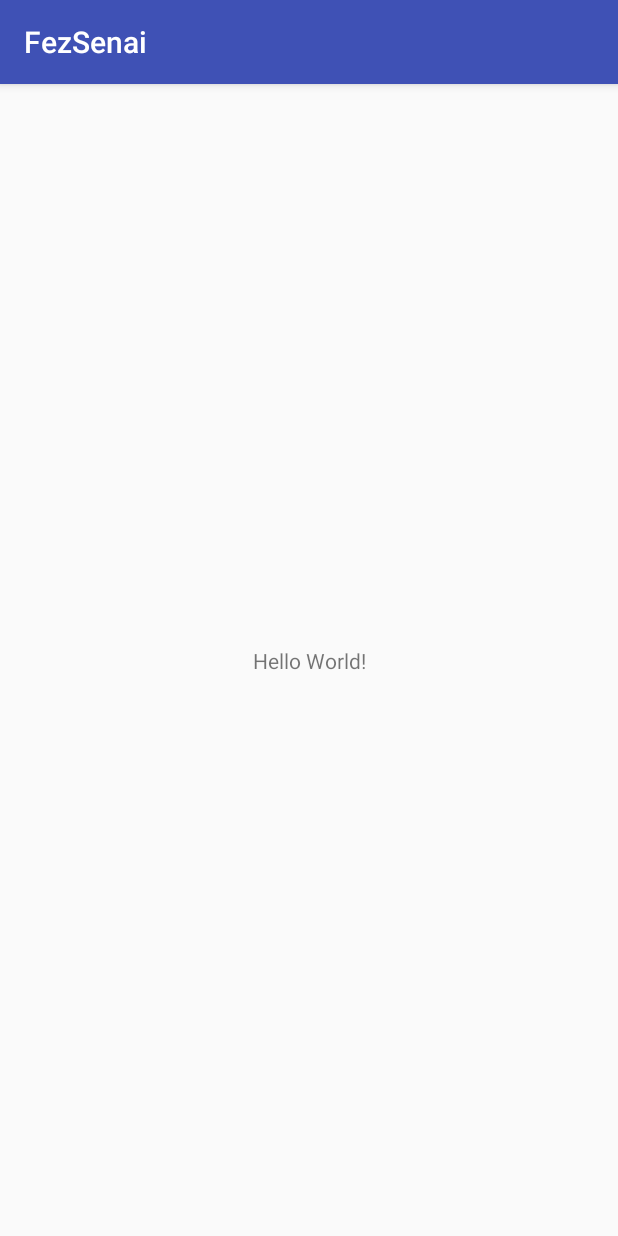
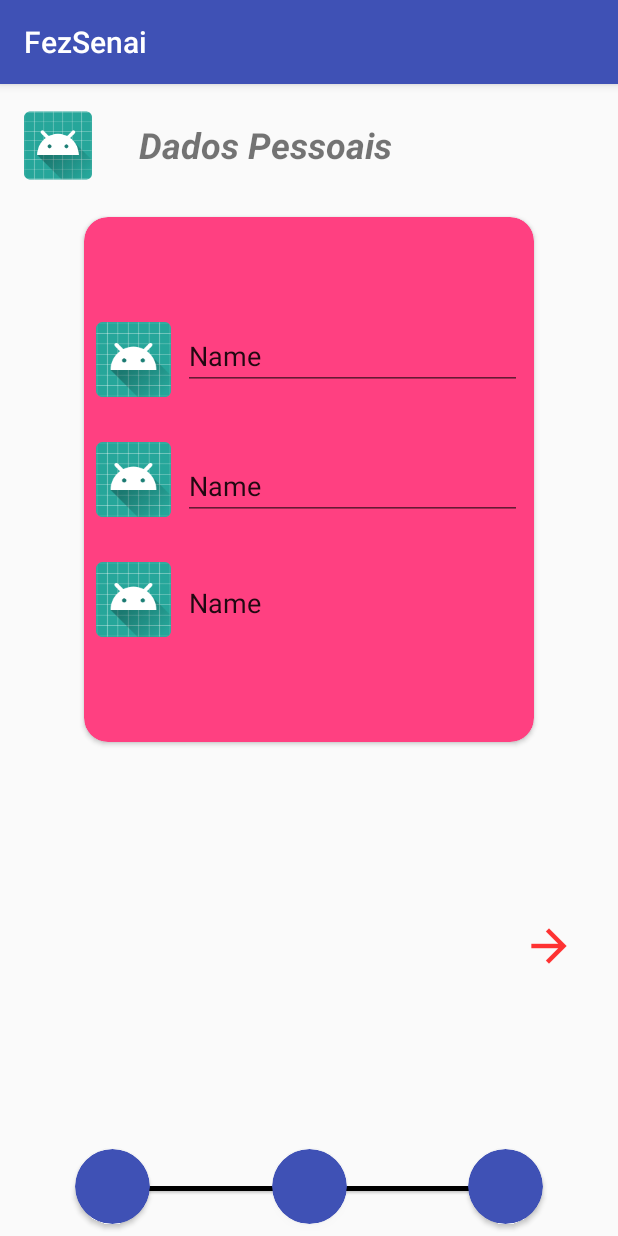
Before and after one commit to dieguto/FezSenai, an Android app: the screen it shows after launch (MainActivity before the commit, CadastroDadosPessoaisActivity after it), on a phone screen of 412 x 824 dp. Run offline under Robolectric (Android 15) with nearby library versions, the phone set to English and light mode, and no system bars.

Commit message:
Step 1 estruturado

```diff
--- a/MOBILE/FezSenai/app/build.gradle
+++ b/MOBILE/FezSenai/app/build.gradle
@@ -24,10 +24,11 @@ android {
 
 dependencies {
     implementation fileTree(dir: 'libs', include: ['*.jar'])
-    implementation"org.jetbrains.kotlin:kotlin-stdlib-jre7:$kotlin_version"
+    implementation "org.jetbrains.kotlin:kotlin-stdlib-jre7:$kotlin_version"
     implementation 'com.android.support:appcompat-v7:28.0.0'
     implementation 'com.android.support.constraint:constraint-layout:1.1.3'
     testImplementation 'junit:junit:4.12'
     androidTestImplementation 'com.android.support.test:runner:1.0.2'
     androidTestImplementation 'com.android.support.test.espresso:espresso-core:3.0.2'
+    implementation 'com.android.support:cardview-v7:28.0.0'
 }
--- a/MOBILE/FezSenai/app/src/main/AndroidManifest.xml
+++ b/MOBILE/FezSenai/app/src/main/AndroidManifest.xml
@@ -10,6 +10,9 @@
         android:supportsRtl="true"
         android:theme="@style/AppTheme">
         <activity android:name=".MainActivity">
+
+        </activity>
+        <activity android:name=".CadastroDadosPessoaisActivity">
             <intent-filter>
                 <action android:name="android.intent.action.MAIN" />
 
--- /dev/null
+++ b/MOBILE/FezSenai/app/src/main/java/br/senai/sp/fezsenai/CadastroDadosPessoaisActivity.kt
@@ -0,0 +1,12 @@
+package br.senai.sp.fezsenai
+
+import android.support.v7.app.AppCompatActivity
+import android.os.Bundle
+
+class CadastroDadosPessoaisActivity : AppCompatActivity() {
+
+    override fun onCreate(savedInstanceState: Bundle?) {
+        super.onCreate(savedInstanceState)
+        setContentView(R.layout.activity_cadastro_dados_pessoais)
+    }
+}
--- /dev/null
+++ b/MOBILE/FezSenai/app/src/main/res/layout/activity_cadastro_dados_pessoais.xml
@@ -0,0 +1,210 @@
+<?xml version="1.0" encoding="utf-8"?>
+<android.support.constraint.ConstraintLayout xmlns:android="http://schemas.android.com/apk/res/android"
+    xmlns:app="http://schemas.android.com/apk/res-auto"
+    xmlns:tools="http://schemas.android.com/tools"
+    android:layout_width="match_parent"
+    android:layout_height="match_parent"
+    tools:context=".CadastroDadosPessoaisActivity">
+
+    <android.support.v7.widget.CardView
+        android:id="@+id/cardView2"
+        android:layout_width="50dp"
+        android:layout_height="50dp"
+        android:layout_marginBottom="8dp"
+        android:layout_marginEnd="50dp"
+        android:elevation="1dp"
+        app:cardBackgroundColor="@color/colorPrimary"
+        app:cardCornerRadius="30dp"
+        app:layout_constraintBottom_toBottomOf="parent"
+        app:layout_constraintEnd_toEndOf="parent" />
+
+    <android.support.v7.widget.CardView
+        android:id="@+id/cardView"
+        android:layout_width="50dp"
+        android:layout_height="50dp"
+        android:layout_marginBottom="8dp"
+        android:layout_marginEnd="8dp"
+        android:layout_marginStart="8dp"
+        android:elevation="1dp"
+        app:cardBackgroundColor="@color/colorPrimary"
+        app:cardCornerRadius="30dp"
+        app:layout_constraintBottom_toBottomOf="parent"
+        app:layout_constraintEnd_toStartOf="@+id/cardView2"
+        app:layout_constraintStart_toEndOf="@+id/cardView6">
+
+    </android.support.v7.widget.CardView>
+
+    <android.support.v7.widget.CardView
+        android:id="@+id/cardView6"
+        android:layout_width="50dp"
+        android:layout_height="50dp"
+        android:layout_marginBottom="8dp"
+        android:layout_marginStart="50dp"
+        android:elevation="1dp"
+        app:cardBackgroundColor="@color/colorPrimary"
+        app:cardCornerRadius="30dp"
+        app:layout_constraintBottom_toBottomOf="parent"
+        app:layout_constraintStart_toStartOf="parent" />
+
+    <TextView
+        android:id="@+id/textView2"
+        android:layout_width="wrap_content"
+        android:layout_height="wrap_content"
+        android:layout_marginEnd="150dp"
+        android:layout_marginStart="30dp"
+        android:layout_marginTop="24dp"
+        android:text="Dados Pessoais"
+        android:textSize="24sp"
+        android:textStyle="bold|italic"
+        app:layout_constraintEnd_toEndOf="parent"
+        app:layout_constraintStart_toEndOf="@+id/imageView2"
+        app:layout_constraintTop_toTopOf="parent" />
+
+    <ImageView
+        android:id="@+id/imageView2"
+        android:layout_width="45dp"
+        android:layout_height="66dp"
+        android:layout_marginStart="16dp"
+        android:layout_marginTop="8dp"
+        app:layout_constraintStart_toStartOf="parent"
+        app:layout_constraintTop_toTopOf="parent"
+        app:srcCompat="@mipmap/ic_launcher_round" />
+
+    <android.support.v7.widget.CardView
+        android:id="@+id/cardView4"
+        android:layout_width="300dp"
+        android:layout_height="350dp"
+        android:layout_marginEnd="8dp"
+        android:layout_marginStart="8dp"
+        android:layout_marginTop="32dp"
+        app:cardBackgroundColor="@color/colorAccent"
+        app:cardCornerRadius="16dp"
+        app:layout_constraintEnd_toEndOf="parent"
+        app:layout_constraintStart_toStartOf="parent"
+        app:layout_constraintTop_toBottomOf="@+id/textView2">
+
+        <android.support.constraint.ConstraintLayout
+            android:layout_width="match_parent"
+            android:layout_height="match_parent">
+
+            <ImageView
+                android:id="@+id/imageView3"
+                android:layout_width="50dp"
+                android:layout_height="50dp"
+                android:layout_marginBottom="70dp"
+                android:layout_marginStart="8dp"
+                app:layout_constraintBottom_toBottomOf="parent"
+                app:layout_constraintStart_toStartOf="parent"
+                app:srcCompat="@mipmap/ic_launcher_round" />
+
+            <ImageView
+                android:id="@+id/imageView5"
+                android:layout_width="50dp"
+                android:layout_height="50dp"
+                android:layout_marginBottom="8dp"
+                android:layout_marginStart="8dp"
+                android:layout_marginTop="8dp"
+                app:layout_constraintBottom_toTopOf="@+id/imageView3"
+                app:layout_constraintStart_toStartOf="parent"
+                app:layout_constraintTop_toBottomOf="@+id/imageView4"
+                app:srcCompat="@mipmap/ic_launcher_round" />
+
+            <ImageView
+                android:id="@+id/imageView4"
+                android:layout_width="50dp"
+                android:layout_height="50dp"
+                android:layout_marginStart="8dp"
+                android:layout_marginTop="70dp"
+                app:layout_constraintStart_toStartOf="parent"
+                app:layout_constraintTop_toTopOf="parent"
+                app:srcCompat="@mipmap/ic_launcher_round" />
+
+            <EditText
+                android:id="@+id/editText"
+                android:layout_width="0dp"
+                android:layout_height="wrap_content"
+                android:layout_marginBottom="70dp"
+                android:layout_marginEnd="8dp"
+                android:layout_marginStart="8dp"
+                android:ems="10"
+                android:inputType="textPersonName"
+                android:text="Name"
+                app:layout_constraintBottom_toBottomOf="parent"
+                app:layout_constraintEnd_toEndOf="parent"
+                app:layout_constraintHorizontal_bias="0.0"
+                app:layout_constraintStart_toEndOf="@+id/imageView3" />
+
+            <EditText
+                android:id="@+id/editText3"
+                android:layout_width="0dp"
+                android:layout_height="wrap_content"
+                android:layout_marginBottom="8dp"
+                android:layout_marginEnd="8dp"
+                android:layout_marginStart="8dp"
+                android:layout_marginTop="16dp"
+                android:ems="10"
+                android:inputType="textPersonName"
+                android:text="Name"
+                app:layout_constraintBottom_toTopOf="@+id/editText"
+                app:layout_constraintEnd_toEndOf="parent"
+                app:layout_constraintHorizontal_bias="1.0"
+                app:layout_constraintStart_toEndOf="@+id/imageView3"
+                app:layout_constraintTop_toBottomOf="@+id/editText2" />
+
+            <EditText
+                android:id="@+id/editText2"
+                android:layout_width="0dp"
+                android:layout_height="wrap_content"
+                android:layout_marginEnd="8dp"
+                android:layout_marginStart="8dp"
+                android:layout_marginTop="70dp"
+                android:ems="10"
+                android:inputType="textPersonName"
+                android:text="Name"
+                app:layout_constraintEnd_toEndOf="parent"
+                app:layout_constraintStart_toEndOf="@+id/imageView3"
+                app:layout_constraintTop_toTopOf="parent" />
+        </android.support.constraint.ConstraintLayout>
+
+    </android.support.v7.widget.CardView>
+
+    <android.support.v7.widget.CardView
+        android:id="@+id/cardView5"
+        android:layout_width="0dp"
+        android:layout_height="1dp"
+        android:layout_marginEnd="80dp"
+        android:layout_marginTop="40dp"
+        android:elevation="0dp"
+        app:cardBackgroundColor="@color/colorPrimary"
+        app:layout_constraintEnd_toEndOf="parent"
+        app:layout_constraintTop_toBottomOf="@+id/cardView4" />
+
+    <View
+        android:id="@+id/view"
+        android:layout_width="230dp"
+        android:layout_height="3dp"
+        android:layout_marginBottom="30dp"
+        android:layout_marginEnd="8dp"
+        android:layout_marginStart="8dp"
+        android:background="#000000"
+        android:elevation="1dp"
+        app:layout_constraintBottom_toBottomOf="parent"
+        app:layout_constraintEnd_toEndOf="@+id/cardView2"
+        app:layout_constraintStart_toStartOf="@+id/cardView6" />
+
+    <Button
+        android:id="@+id/button3"
+        android:layout_width="48dp"
+        android:layout_height="48dp"
+        android:layout_marginBottom="8dp"
+        android:layout_marginEnd="30dp"
+        android:layout_marginTop="8dp"
+
+        android:background="#00ffffff"
+        android:drawableRight="@drawable/ic_seta_direita"
+        app:layout_constraintBottom_toTopOf="@+id/cardView"
+        app:layout_constraintEnd_toEndOf="parent"
+        app:layout_constraintTop_toBottomOf="@+id/cardView4" />
+
+
+</android.support.constraint.ConstraintLayout>
--- a/MOBILE/FezSenai/app/src/main/res/values/colors.xml
+++ b/MOBILE/FezSenai/app/src/main/res/values/colors.xml
@@ -1,6 +1,6 @@
 <?xml version="1.0" encoding="utf-8"?>
 <resources>
-    <color name="colorPrimary">#3F51B5</color>
+    <color name="colorPrimary">#3f51b5</color>
     <color name="colorPrimaryDark">#303F9F</color>
     <color name="colorAccent">#FF4081</color>
 </resources>
--- a/MOBILE/FezSenai/app/src/main/res/values/styles.xml
+++ b/MOBILE/FezSenai/app/src/main/res/values/styles.xml
@@ -1,7 +1,7 @@
 <resources>
 
     <!-- Base application theme. -->
-    <style name="AppTheme" parent="Theme.AppCompat.Light.DarkActionBar">
+    <style name="AppTheme" parent="Base.Theme.AppCompat.Light.DarkActionBar">
         <!-- Customize your theme here. -->
         <item name="colorPrimary">@color/colorPrimary</item>
         <item name="colorPrimaryDark">@color/colorPrimaryDark</item>
```
Also changed, not shown: MOBILE/FezSenai/app/src/main/res/drawable-hdpi/ic_seta_direita.png (added), MOBILE/FezSenai/app/src/main/res/drawable-mdpi/ic_seta_direita.png (added), MOBILE/FezSenai/app/src/main/res/drawable-xhdpi/ic_seta_direita.png (added), MOBILE/FezSenai/app/src/main/res/drawable-xxhdpi/ic_seta_direita.png (added).
